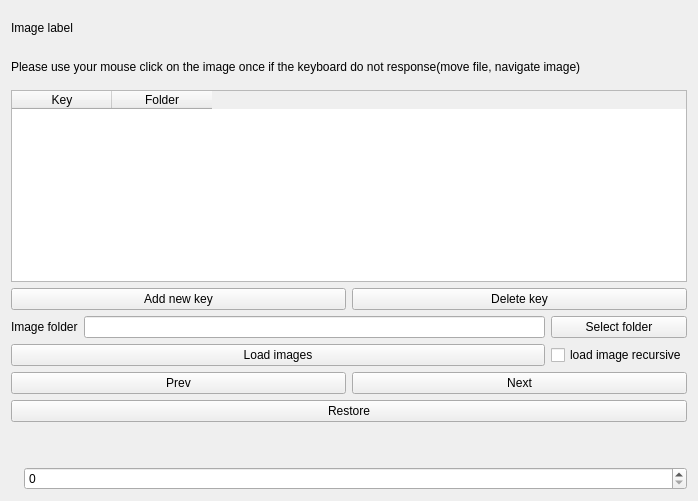
stereomatchingkiss/blogCodes2, file image_clean_up_tool/image_mover.ui: the form before one commit.
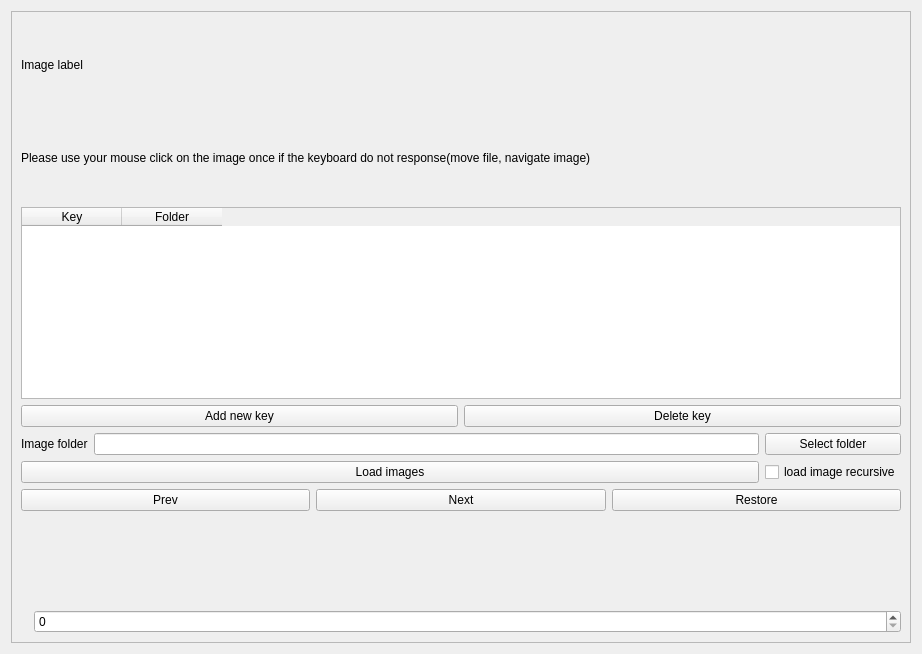
The form after the commit.

Commit message: put page into scroll area, easier to use

Patch:
```diff
--- a/image_clean_up_tool/image_mover.ui
+++ b/image_clean_up_tool/image_mover.ui
@@ -6,13 +6,28 @@
    <rect>
     <x>0</x>
     <y>0</y>
-    <width>698</width>
-    <height>501</height>
+    <width>922</width>
+    <height>654</height>
    </rect>
   </property>
   <property name="windowTitle">
    <string>Form</string>
   </property>
+  <layout class="QVBoxLayout" name="verticalLayout_2">
+   <item>
+    <widget class="QScrollArea" name="scrollArea">
+     <property name="widgetResizable">
+      <bool>true</bool>
+     </property>
+     <widget class="QWidget" name="scrollAreaWidgetContents">
+      <property name="geometry">
+       <rect>
+        <x>0</x>
+        <y>0</y>
+        <width>902</width>
+        <height>634</height>
+       </rect>
+      </property>
   <layout class="QVBoxLayout" name="verticalLayout">
    <item>
     <widget class="QLabel" name="labelImage">
@@ -117,8 +132,6 @@
        </property>
       </widget>
      </item>
-    </layout>
-   </item>
    <item>
     <widget class="QPushButton" name="pushButtonRestore">
      <property name="text">
@@ -126,6 +139,8 @@
      </property>
     </widget>
    </item>
+        </layout>
+       </item>
    <item>
     <widget class="QLabel" name="labelImageName">
      <property name="text">
@@ -152,6 +167,10 @@
       <widget class="QSpinBox" name="spinBoxIndex"/>
      </item>
     </layout>
+       </item>
+      </layout>
+     </widget>
+    </widget>
    </item>
   </layout>
  </widget>
```
Lines whose indentation alone changed are shown as unchanged. The commit also changes 2 other files.
